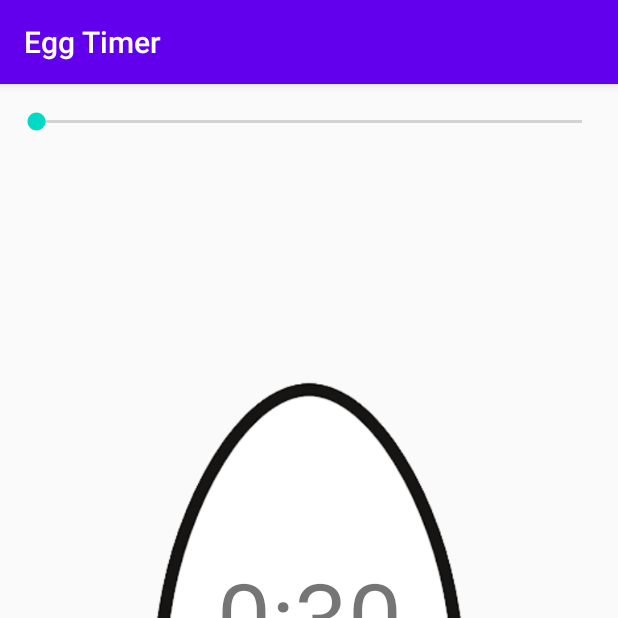
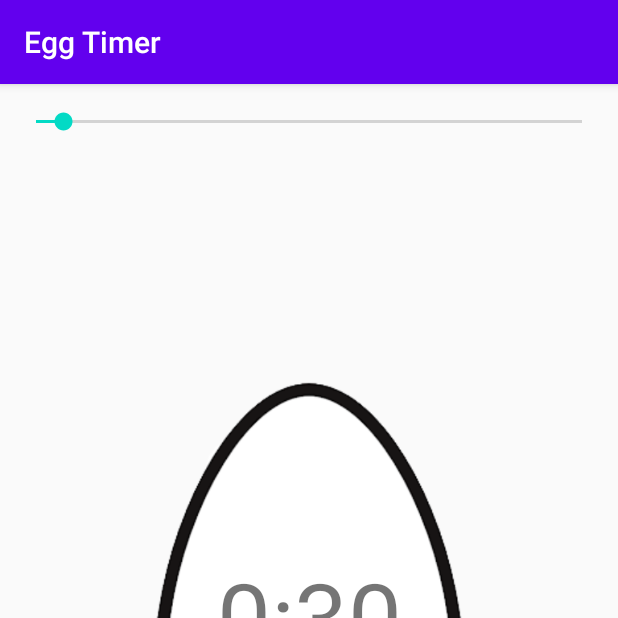
Before and after one commit to amanaggarwal1/EggTimer, an Android app: the screen it shows after launch (MainActivity), on a phone screen of 412 x 824 dp, the top half of it. Run offline under Robolectric (Android 15) with nearby library versions, the phone set to English and light mode, and no system bars.

Commit message:
Timer text varies according to timer slider.

```diff
--- a/app/src/main/java/com/example/eggtimer/MainActivity.java
+++ b/app/src/main/java/com/example/eggtimer/MainActivity.java
@@ -3,12 +3,60 @@ package com.example.eggtimer;
 import androidx.appcompat.app.AppCompatActivity;
 
 import android.os.Bundle;
+import android.widget.Button;
+import android.widget.ImageView;
+import android.widget.SeekBar;
+import android.widget.TextView;
 
-public class MainActivity extends AppCompatActivity {
+public class MainActivity<countDownSeekBar> extends AppCompatActivity {
+
+    //Declaring views
+    private SeekBar countDownSeekBar;
+    private ImageView eggImage;
+    private TextView displayTime;
+    private Button startButton;
+
+
 
     @Override
     protected void onCreate(Bundle savedInstanceState) {
         super.onCreate(savedInstanceState);
         setContentView(R.layout.activity_main);
+
+        //Linking views
+        countDownSeekBar = findViewById(R.id.timerSeekBar);
+        eggImage = findViewById(R.id.eggIV);
+        displayTime = findViewById(R.id.timerTV);
+        startButton = findViewById(R.id.startButton);
+
+        //Setting initial parameters
+        int initialTime = 30, maximumTime = 600;
+        countDownSeekBar.setMax(maximumTime);
+        countDownSeekBar.setProgress(initialTime);
+
+        //When seek bar is altered by user
+        countDownSeekBar.setOnSeekBarChangeListener(new SeekBar.OnSeekBarChangeListener() {
+            @Override
+            public void onProgressChanged(SeekBar seekBar, int progress, boolean fromUser) {
+                int minutes = progress / 60; // Calculating minutes corresponding to progress
+                int seconds = progress % 60; // Calculating seconds corresponding to progress
+
+                if(seconds < 10)
+                    displayTime.setText(minutes + ":0" + seconds);
+                else
+                    displayTime.setText(minutes + ":" + seconds);
+
+            }
+
+            @Override
+            public void onStartTrackingTouch(SeekBar seekBar) {
+
+            }
+
+            @Override
+            public void onStopTrackingTouch(SeekBar seekBar) {
+
+            }
+        });
     }
 }
```
